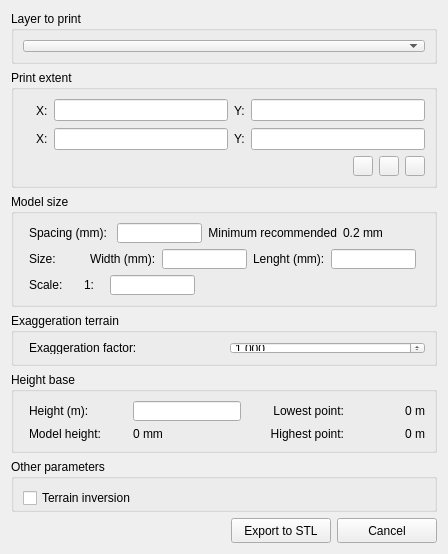
Qt form DEMto3D_Dialog/DEMto3D_dialog_base.ui (jawensi/DEMto3D-QGIS-Plugin) before a commit.
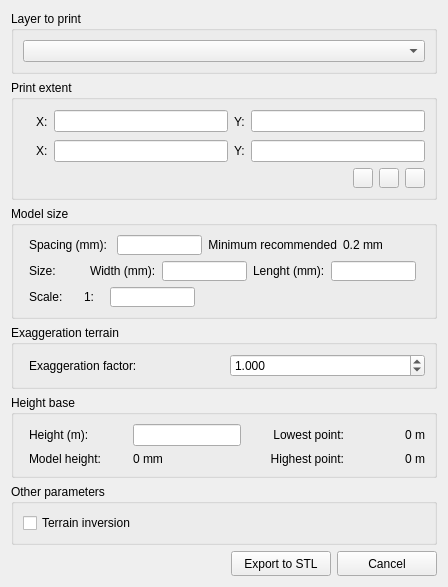
The same form after that commit. Icons and pictures are not drawn.

Commit message: Fix tamaño de layouts de main dialog

The edit to the form file:
```diff
--- a/DEMto3D_Dialog/DEMto3D_dialog_base.ui
+++ b/DEMto3D_Dialog/DEMto3D_dialog_base.ui
@@ -5,14 +5,6 @@
   <property name="windowModality">
    <enum>Qt::WindowModal</enum>
   </property>
-  <property name="geometry">
-   <rect>
-    <x>0</x>
-    <y>0</y>
-    <width>445</width>
-    <height>550</height>
-   </rect>
-  </property>
   <property name="windowTitle">
    <string>DEM 3D printing</string>
   </property>
@@ -23,18 +15,6 @@
   <layout class="QVBoxLayout" name="verticalLayout">
    <item>
     <widget class="QGroupBox" name="groupBox">
-     <property name="minimumSize">
-      <size>
-       <width>0</width>
-       <height>53</height>
-      </size>
-     </property>
-     <property name="maximumSize">
-      <size>
-       <width>16777215</width>
-       <height>53</height>
-      </size>
-     </property>
      <property name="title">
       <string>Layer to print</string>
      </property>
@@ -47,18 +27,6 @@
    </item>
    <item>
     <widget class="QGroupBox" name="groupBox_2">
-     <property name="minimumSize">
-      <size>
-       <width>0</width>
-       <height>118</height>
-      </size>
-     </property>
-     <property name="maximumSize">
-      <size>
-       <width>16777215</width>
-       <height>118</height>
-      </size>
-     </property>
      <property name="title">
       <string>Print extent</string>
      </property>
@@ -463,18 +431,6 @@
    </item>
    <item>
     <widget class="QGroupBox" name="groupBox_4">
-     <property name="minimumSize">
-      <size>
-       <width>0</width>
-       <height>53</height>
-      </size>
-     </property>
-     <property name="maximumSize">
-      <size>
-       <width>16777215</width>
-       <height>53</height>
-      </size>
-     </property>
      <property name="title">
       <string>Exaggeration terrain</string>
      </property>
@@ -513,18 +469,6 @@
    </item>
    <item>
     <widget class="QGroupBox" name="groupBox_5">
-     <property name="minimumSize">
-      <size>
-       <width>0</width>
-       <height>81</height>
-      </size>
-     </property>
-     <property name="maximumSize">
-      <size>
-       <width>16777215</width>
-       <height>81</height>
-      </size>
-     </property>
      <property name="title">
       <string>Height base</string>
      </property>
@@ -627,18 +571,6 @@
    </item>
    <item>
     <widget class="QGroupBox" name="groupBox_6">
-     <property name="minimumSize">
-      <size>
-       <width>0</width>
-       <height>53</height>
-      </size>
-     </property>
-     <property name="maximumSize">
-      <size>
-       <width>16777215</width>
-       <height>53</height>
-      </size>
-     </property>
      <property name="title">
       <string>Other parameters</string>
      </property>
```
The commit also changes 1 other file.
